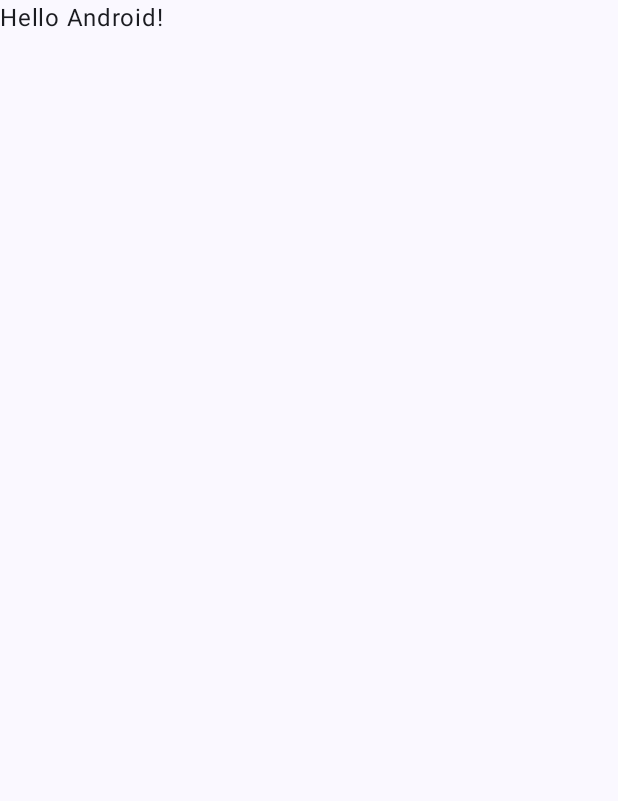
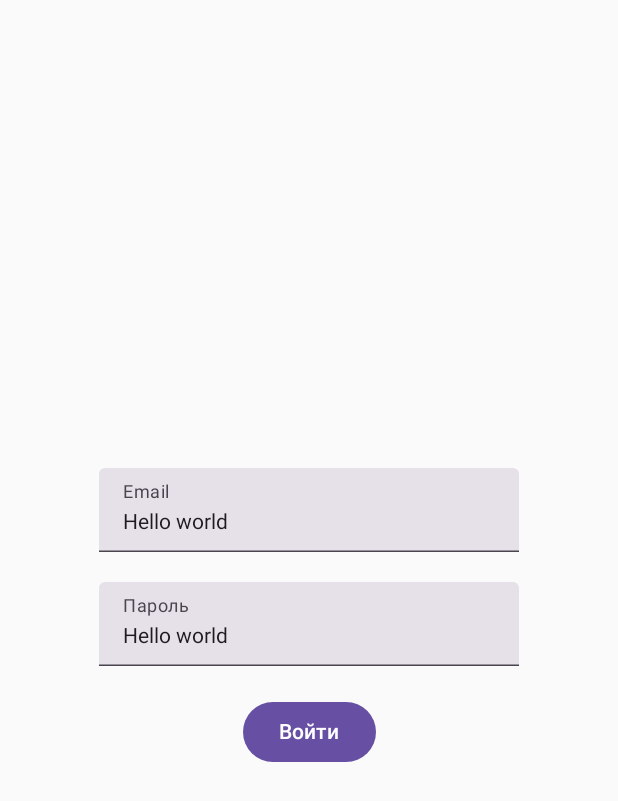
Before and after one commit to rbx0o/AutoGears.Mobile, an Android app built with Jetpack Compose: the screen it shows after launch (MainActivity), on a phone screen of 412 x 824 dp. Before the commit the part shown is almost empty. Shown: the top 801 px of the screen. Run offline under Robolectric (Android 15) with nearby library versions, the phone set to English and light mode, and no system bars.

Commit message:
Создал основные страницы, настроил навигацию

```diff
--- a/app/src/main/java/com/example/autogears/MainActivity.kt
+++ b/app/src/main/java/com/example/autogears/MainActivity.kt
@@ -12,36 +12,14 @@ import androidx.compose.runtime.Composable
 import androidx.compose.ui.Modifier
 import androidx.compose.ui.tooling.preview.Preview
 import com.example.autogears.ui.theme.AutoGearsTheme
+import com.example.autogears.views.Navigation
 
 class MainActivity : ComponentActivity() {
     override fun onCreate(savedInstanceState: Bundle?) {
         super.onCreate(savedInstanceState)
         enableEdgeToEdge()
         setContent {
-            AutoGearsTheme {
-                Scaffold(modifier = Modifier.fillMaxSize()) { innerPadding ->
-                    Greeting(
-                        name = "Android",
-                        modifier = Modifier.padding(innerPadding)
-                    )
-                }
-            }
+            Navigation()
         }
     }
 }
-
-@Composable
-fun Greeting(name: String, modifier: Modifier = Modifier) {
-    Text(
-        text = "Hello $name!",
-        modifier = modifier
-    )
-}
-
-@Preview(showBackground = true)
-@Composable
-fun GreetingPreview() {
-    AutoGearsTheme {
-        Greeting("Android")
-    }
-}
--- /dev/null
+++ b/app/src/main/java/com/example/autogears/viewmodels/AuthViewModel.kt
@@ -0,0 +1,7 @@
+package com.example.autogears.viewmodels
+
+import androidx.lifecycle.ViewModel
+
+class AuthViewModel: ViewModel() {
+
+}
--- /dev/null
+++ b/app/src/main/java/com/example/autogears/viewmodels/mainviewmodels/CartViewModel.kt
@@ -0,0 +1,6 @@
+package com.example.autogears.viewmodels.mainviewmodels
+
+import androidx.lifecycle.ViewModel
+
+class CartViewModel: ViewModel() {
+}
--- /dev/null
+++ b/app/src/main/java/com/example/autogears/views/AppNavigation.kt
@@ -0,0 +1,28 @@
+package com.example.autogears.views
+
+import androidx.compose.runtime.Composable
+import androidx.navigation.compose.NavHost
+import androidx.navigation.compose.composable
+import androidx.navigation.compose.rememberNavController
+
+sealed class Route(val route: String) {
+    object AuthScreen: Route("auth_screen")
+    object MainScreen: Route("main_screen")
+}
+
+@Composable
+fun Navigation() {
+    val navController = rememberNavController()
+
+    NavHost(
+        navController = navController,
+        startDestination = Route.AuthScreen.route
+    ) {
+        composable(Route.AuthScreen.route) {
+            AuthScreen(navController)
+        }
+        composable(Route.MainScreen.route) {
+            MainScreen(navController)
+        }
+    }
+}
--- /dev/null
+++ b/app/src/main/java/com/example/autogears/views/AuthView.kt
@@ -0,0 +1,69 @@
+package com.example.autogears.views
+
+import android.util.Log
+import androidx.compose.foundation.layout.Arrangement
+import androidx.compose.foundation.layout.Box
+import androidx.compose.foundation.layout.Column
+import androidx.compose.foundation.layout.fillMaxSize
+import androidx.compose.foundation.layout.height
+import androidx.compose.material3.Button
+import androidx.compose.material3.Text
+import androidx.compose.material3.TextField
+import androidx.compose.runtime.Composable
+import androidx.compose.ui.Alignment
+import androidx.compose.ui.Modifier
+import androidx.compose.ui.tooling.preview.Preview
+import androidx.compose.ui.unit.dp
+import androidx.navigation.NavHostController
+import androidx.navigation.compose.rememberNavController
+import com.example.autogears.viewmodels.AuthViewModel
+import androidx.lifecycle.viewmodel.compose.viewModel
+@Composable
+fun AuthScreen(navController: NavHostController, viewModel: AuthViewModel = viewModel()) {
+    Box(
+        modifier = Modifier
+            .fillMaxSize(),
+        contentAlignment = Alignment.Center
+    ) {
+        Column(
+            modifier = Modifier
+                .height(200.dp),
+            verticalArrangement = Arrangement.SpaceBetween,
+            horizontalAlignment = Alignment.CenterHorizontally
+        ) {
+            TextField(
+                "Hello world",
+                onValueChange = {},
+                label = {
+                    Text("Email")
+                }
+            )
+            TextField(
+                "Hello world",
+                onValueChange = {},
+                label = {
+                    Text("Пароль")
+                }
+            )
+            Button(
+                onClick = {
+                    try {
+                        navController.navigate(Route.MainScreen.route)
+                        Log.d("Navigation", "Success")
+                    } catch (e: Exception)
+                    {
+                        Log.d("Navigation", "${e.message}")
+                    }
+                }
+            ) {
+                Text("Войти")
+            }
+        }
+    }
+}
+
+@Preview(showBackground = true)
+@Composable
+private fun AuthScreenPreview() {
+    AuthScreen(rememberNavController())
+}
```
Also changed, not shown: app/src/main/java/com/example/autogears/viewmodels/MainViewModel.kt (added, +7 -0 lines), app/src/main/java/com/example/autogears/viewmodels/mainviewmodels/OrderHistoryViewModel.kt (added, +7 -0 lines), app/src/main/java/com/example/autogears/viewmodels/mainviewmodels/SparePartsViewModel.kt (added, +7 -0 lines), app/src/main/java/com/example/autogears/views/MainView.kt (added, +78 -0 lines), app/src/main/java/com/example/autogears/views/mainviews/CartView.kt (added, +29 -0 lines), app/src/main/java/com/example/autogears/views/mainviews/OrderHistoryView.kt (added, +29 -0 lines), app/src/main/java/com/example/autogears/views/mainviews/SparePartsView.kt (added, +29 -0 lines).
